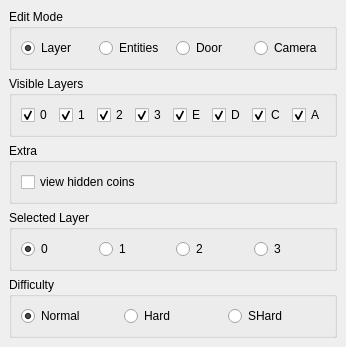
wario-land/WL4Editor, file DockWidget/EditModeDockWidget.ui: the form before one commit.
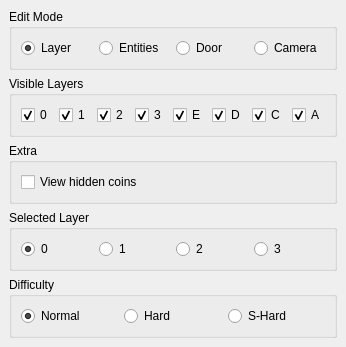
The form after the commit.

Patch:
```diff
--- a/DockWidget/EditModeDockWidget.ui
+++ b/DockWidget/EditModeDockWidget.ui
@@ -234,7 +234,7 @@
           </size>
          </property>
          <property name="text">
-          <string>view hidden coins</string>
+          <string>View hidden coins</string>
          </property>
         </widget>
        </item>
@@ -319,7 +319,7 @@
        <item>
         <widget class="QRadioButton" name="RadioButton_SHMode">
          <property name="text">
-          <string>SHard</string>
+          <string>S-Hard</string>
          </property>
         </widget>
        </item>
```
